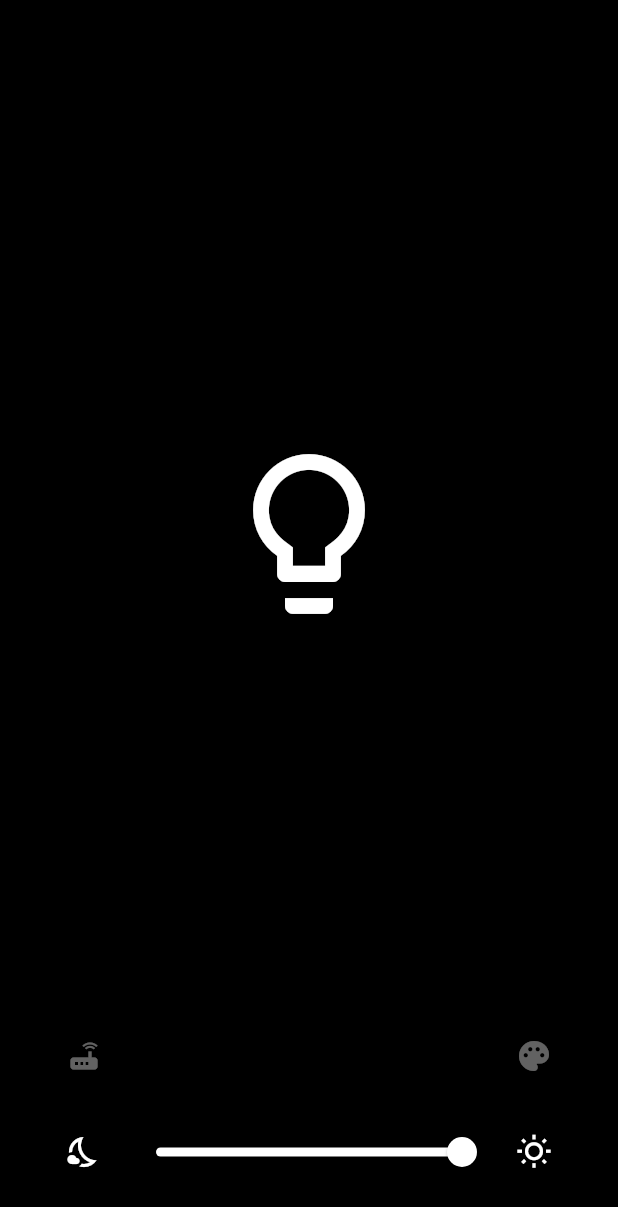
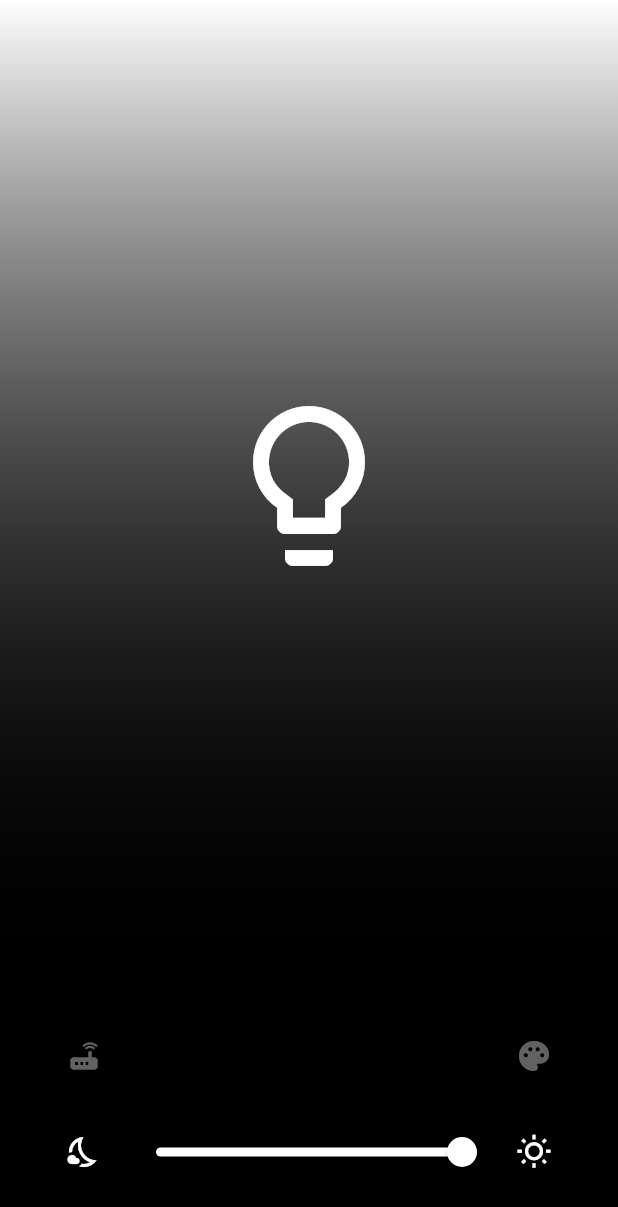
Before and after one commit to TobiasRitter/flutter_rgb_leds, a Flutter app: the screen it shows after launch, on a phone screen of 412 x 824 dp. Shown: the top 1207 px of the screen. Run offline on Flutter 3.47's test engine with Material 2 defaults, Android fonts, the phone set to English and light mode, and no system bars.

Commit message:
add linear gradient

```diff
--- a/lib/main.dart
+++ b/lib/main.dart
@@ -97,18 +97,34 @@ class _MyHomePageState extends State<MyHomePage> {
   Widget build(BuildContext context) {
     List<String> options = ["Custom"] + widget.presets.keys.toList();
     return Scaffold(
-      body: Padding(
+      body: Column(
+        children: [
+          Expanded(
+            child: Container(
+              decoration: BoxDecoration(
+                gradient: LinearGradient(
+                  begin: Alignment.topCenter,
+                  end: Alignment.bottomCenter,
+                  colors: [color.withAlpha(alpha), const Color(0x00000000)],
+                  tileMode: TileMode.repeated,
+                ),
+              ),
+              child: Row(
+                mainAxisAlignment: MainAxisAlignment.center,
+                children: [
+                  Icon(
+                    Icons.lightbulb_outline,
+                    size: 128,
+                    color: Colors.white,
+                  ),
+                ],
+              ),
+            ),
+          ),
+          Padding(
             padding: const EdgeInsets.all(32),
             child: Column(
-          mainAxisAlignment: MainAxisAlignment.center,
               children: <Widget>[
-            Expanded(
-              child: Icon(
-                Icons.lightbulb_outline,
-                size: 128,
-                color: color.withAlpha(alpha),
-              ),
-            ),
                 Padding(
                   padding: const EdgeInsets.only(bottom: 16),
                   child: Row(
@@ -117,8 +133,9 @@ class _MyHomePageState extends State<MyHomePage> {
                       IconButton(
                         icon: Icon(
                           Icons.router,
-                      color:
-                          routerSettingsOpened ? Colors.white : Colors.white38,
+                          color: routerSettingsOpened
+                              ? Colors.white
+                              : Colors.white38,
                         ),
                         onPressed: () {
                           setState(() {
@@ -130,8 +147,9 @@ class _MyHomePageState extends State<MyHomePage> {
                       IconButton(
                         icon: Icon(
                           Icons.palette,
-                      color:
-                          colorSettingsOpened ? Colors.white : Colors.white38,
+                          color: colorSettingsOpened
+                              ? Colors.white
+                              : Colors.white38,
                         ),
                         onPressed: () {
                           setState(() {
@@ -194,9 +212,10 @@ class _MyHomePageState extends State<MyHomePage> {
                                       dropdownValue = val;
                                       editing = false;
                                     });
-                                if (widget.presets.containsKey(dropdownValue)) {
-                                  submitCol(
-                                      widget.presets[dropdownValue], context);
+                                    if (widget.presets
+                                        .containsKey(dropdownValue)) {
+                                      submitCol(widget.presets[dropdownValue],
+                                          context);
                                     } else {
                                       submitCol("FFFFFF", context);
                                     }
@@ -222,8 +241,8 @@ class _MyHomePageState extends State<MyHomePage> {
                                             icon: Icon(Icons.done),
                                             onPressed: () {
                                               setState(() => editing = false);
-                                          submitCol(
-                                              colorController.text, context);
+                                              submitCol(colorController.text,
+                                                  context);
                                             })
                                         : Container(),
                               ],
@@ -243,13 +262,15 @@ class _MyHomePageState extends State<MyHomePage> {
                                           decoration: InputDecoration(
                                             enabledBorder: OutlineInputBorder(
                                               borderSide: BorderSide(
-                                              color: Colors.white38, width: 1),
+                                                  color: Colors.white38,
+                                                  width: 1),
                                               borderRadius:
                                                   BorderRadius.circular(50),
                                             ),
                                             focusedBorder: OutlineInputBorder(
                                               borderSide: BorderSide(
-                                              color: Colors.white, width: 1),
+                                                  color: Colors.white,
+                                                  width: 1),
                                               borderRadius:
                                                   BorderRadius.circular(50),
                                             ),
@@ -262,11 +283,13 @@ class _MyHomePageState extends State<MyHomePage> {
                                       : TextField(
                                           textAlign: TextAlign.center,
                                           enabled: false,
-                                      style: TextStyle(color: Colors.white38),
+                                          style:
+                                              TextStyle(color: Colors.white38),
                                           decoration: InputDecoration(
                                             disabledBorder: OutlineInputBorder(
                                               borderSide: BorderSide(
-                                              color: Colors.white38, width: 1),
+                                                  color: Colors.white38,
+                                                  width: 1),
                                               borderRadius:
                                                   BorderRadius.circular(50),
                                             ),
@@ -307,6 +330,8 @@ class _MyHomePageState extends State<MyHomePage> {
               ],
             ),
           ),
+        ],
+      ),
     );
   }
 }
```
Lines whose indentation alone changed are shown as unchanged.
